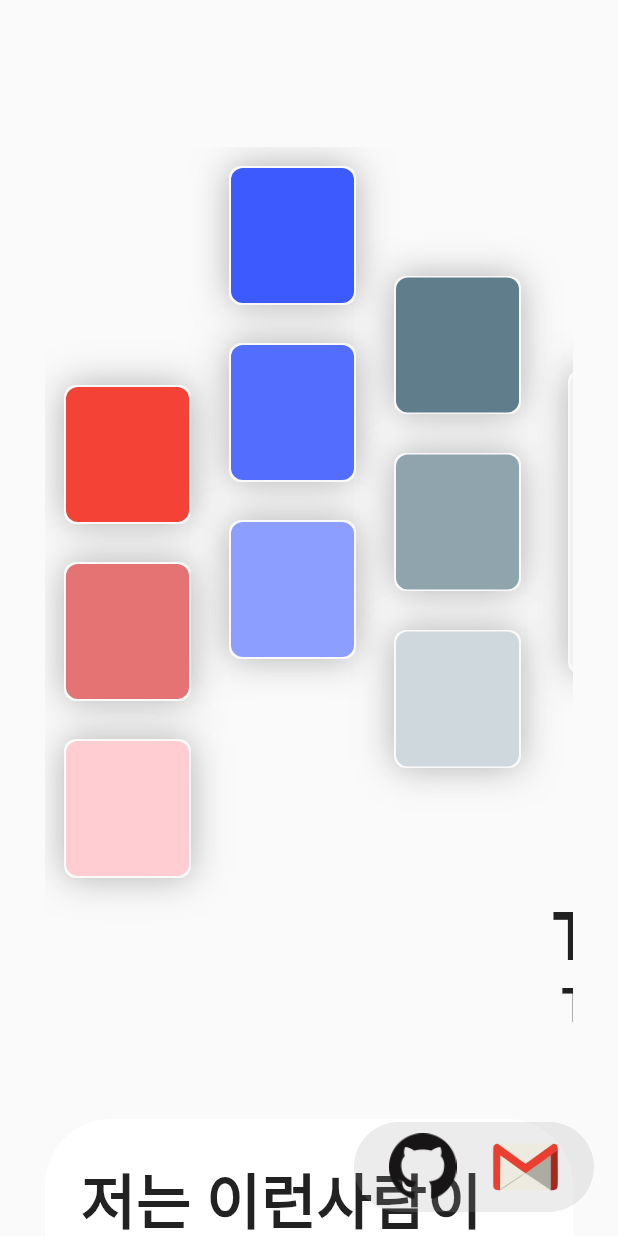
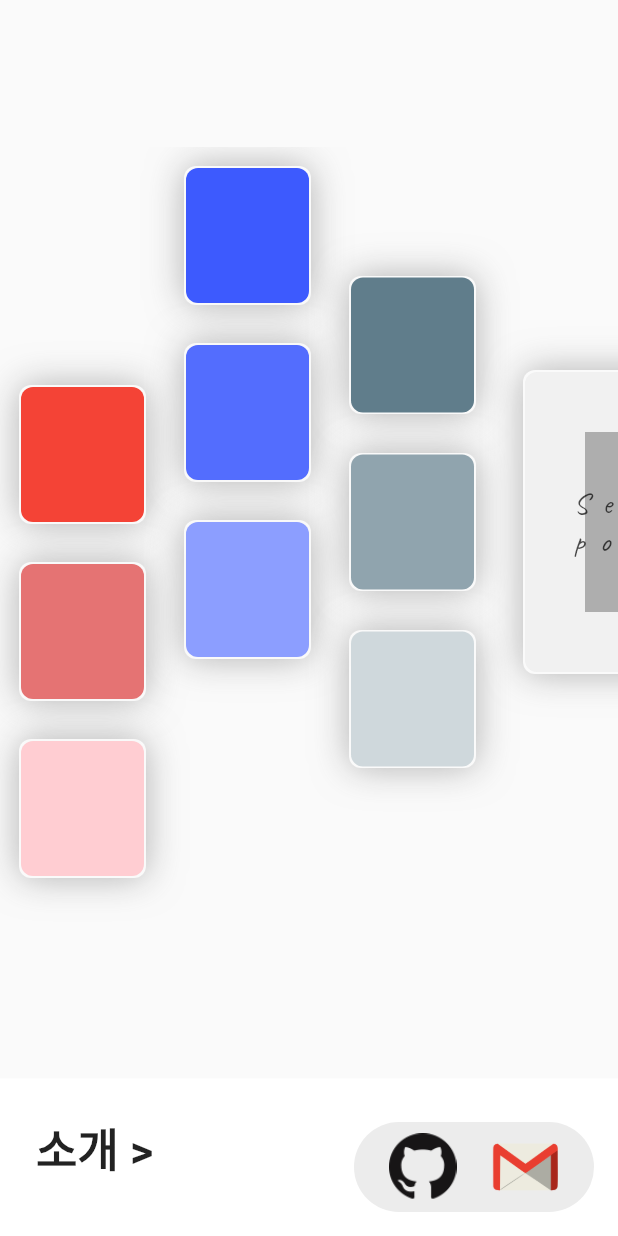
Before and after one commit to sejun2/sejun_pf, a Flutter app: the screen it shows after launch, on a phone screen of 412 x 824 dp. Run offline on Flutter 3.47's test engine with Material 2 defaults, Android fonts, the phone set to English and light mode, and no system bars; our stand-ins replace get, google_fonts; missing offline and left inert: proste_indexed_stack.

```diff
--- a/lib/constant.dart
+++ b/lib/constant.dart
@@ -1,5 +1,12 @@
 const dummyText = 'Lorem ipsum dolor sit amet, consectetur adipiscing elit, sed do eiusmod tempor incididunt ut labore et dolore magna aliqua. Ut enim ad minim veniam, quis nostrud exercitation ullamco laboris nisi ut aliquip ex ea commodo consequat. Duis aute irure dolor in reprehenderit in voluptate velit esse cillum dolore eu fugiat nulla pariatur. Excepteur sint occaecat cupidatat non proident, sunt in culpa qui officia deserunt mollit anim id est laborum.Lorem ipsum dolor sit amet, consectetur adipiscing elit, sed do eiusmod tempor incididunt ut labore et dolore magna aliqua. Ut enim ad minim veniam, quis nostrud exercitation ullamco laboris nisi ut aliquip ex ea commodo consequat. Duis aute irure dolor in reprehenderit in voluptate velit esse cillum dolore eu fugiat nulla pariatur. Excepteur sint occaecat cupidatat non proident, sunt in culpa qui officia deserunt mollit anim id est laborum.';
 
 final whoAmIText = '''
+안녕하세요. 찐 모바일 개발자가 되기위해 노력하고 있는 임세준 입니다.
+(주)크립토 에서 이더리움 기반 안드로이드 Dapp 개발로 6개월 근무,
+(주)힐링사운드 에서 머신러닝 기반의 턱관절 장애 진단 및 턱관절 운동 보조 시스템을 Flutter로 개발하였습니다.
+6개월 계약직 근무 후 정규직 제안을 받았지만, 개발자로 성장하고싶은 마음이 더 커서 제안을 거절하였습니다.
 
+직장을 다니면서 사이드 프로젝트에 참여해서
+
+안드로이드와 flutter 개발을 하고있
 '''.trim();
--- a/lib/main.dart
+++ b/lib/main.dart
@@ -18,7 +18,7 @@ class MyApp extends StatelessWidget {
       theme: ThemeData(
       ),
       home: MainPage(),
-      defaultTransition: Transition.fadeIn,
+      defaultTransition: Transition.downToUp,
       scrollBehavior: SejunScrollBehavior()
     );
   }
--- a/lib/pages/main_page.dart
+++ b/lib/pages/main_page.dart
@@ -124,17 +124,13 @@ class MainPage extends GetView<MainPageController> {
             child: SingleChildScrollView(
               controller: controller.getContentScrollViewController(),
               padding:
-                  const EdgeInsets.only(left: 30, right: 30, top: 8, bottom: 8),
+                  const EdgeInsets.only( top: 8, bottom: 8),
               child: Column(
                 children: [
                   buildBannerCard(),
-
                   ///Introduction section
                   Container(
                     decoration: BoxDecoration(
-                      borderRadius: BorderRadius.all(
-                        Radius.circular(44),
-                      ),
                       color: Colors.white,
                     ),
                     padding: EdgeInsets.symmetric(
@@ -148,13 +144,13 @@ class MainPage extends GetView<MainPageController> {
                           ///Introduction title
                           Align(
                             child: Text(
-                              '저는 이런사람이에요.',
+                              '소개 >',
                               style: GoogleFonts.nanumGothic(
-                                  fontSize: 40,
+                                  fontSize: 30,
                                   color: Colors.black87,
                                   fontWeight: FontWeight.bold),
                             ),
-                            alignment: Alignment.centerRight,
+                            alignment: Alignment.centerLeft,
                           ),
                           const VerticalDivider(
                             indent: 20,
@@ -203,7 +199,7 @@ class MainPage extends GetView<MainPageController> {
                                                     .forward(from: 0);
                                               },
                                               child: buildIntroductionTabItem(
-                                                  'Patience'))),
+                                                  'Patience', 0))),
                                       Expanded(
                                           child: InkWell(
                                         onTap: () {
@@ -212,7 +208,7 @@ class MainPage extends GetView<MainPageController> {
                                               .forward(from: 0);
                                         },
                                         child:
-                                            buildIntroductionTabItem("Effort"),
+                                            buildIntroductionTabItem("Effort", 1),
                                       )),
                                       Expanded(
                                           child: InkWell(
@@ -224,7 +220,7 @@ class MainPage extends GetView<MainPageController> {
                                                     .forward(from: 0);
                                               },
                                               child: buildIntroductionTabItem(
-                                                  'Open minded'))),
+                                                  'Open minded', 2))),
                                     ],
                                   ),
                                 ]),
@@ -239,33 +235,36 @@ class MainPage extends GetView<MainPageController> {
                               children: [
                                 IndexedStackChild(
                                     child: SejunIntroductionCard(
+                                      imagePath: 'image/patience.jpg',
                                   title: 'Patience',
                                   content: '어려운 문제상황에서도\n포기하지않고 끝까지 해냅니다 ',
+                                  animationController:
+                                      controller.cardAnimationController,
+                                  color: Colors.purple,
+                                )),
+                                IndexedStackChild(
+                                    child: SejunIntroductionCard(
+                                      imagePath: 'image/effort.jpg',
+                                  title: 'Effort',
+                                  content: '어제보다 더 나은 개발자가\n되기위해 꾸준히 노력합니다',
                                   animationController:
                                       controller.cardAnimationController,
                                   color: Colors.cyan,
                                 )),
                                 IndexedStackChild(
                                     child: SejunIntroductionCard(
-                                  title: 'Effort',
-                                  content: '어제보다 더 나은 개발자가\n되기위해 꾸준히 노력합니다',
-                                  animationController:
-                                      controller.cardAnimationController,
-                                  color: Colors.purple,
-                                )),
-                                IndexedStackChild(
-                                    child: SejunIntroductionCard(
+                                      imagePath: 'image/openminded.jpg',
                                   animationController:
                                       controller.cardAnimationController,
                                   title: 'Open minded',
                                   content:
                                       '늘 열린 마음으로 좋은것들을 받아들이고\n따끔한 충고나 조언에 감사합니다',
-                                  color: Colors.indigoAccent,
+                                  color: Colors.green[300],
                                 )),
                               ],
                             ),
                           ),
-                        ]),
+                        VerticalDivider(indent: 30,)]),
                   ),
                   VerticalDivider(
                     indent: 150,
@@ -273,29 +272,21 @@ class MainPage extends GetView<MainPageController> {
 
                   ///Project section
                   Container(
-                    decoration: BoxDecoration(
-                      borderRadius: BorderRadius.all(
-                        Radius.circular(44),
-                      ),
-                      color: Colors.white,
-                    ),
-                    padding: EdgeInsets.symmetric(
-                      horizontal: 24,
-                      vertical: 24,
-                    ),
-                    width: constraints.maxWidth,
-                    height: 800,
+                    padding: EdgeInsets.symmetric(vertical: 24),
                     child: Column(
                       crossAxisAlignment: CrossAxisAlignment.start,
                       mainAxisAlignment: MainAxisAlignment.spaceEvenly,
                       children: [
                         ///Project lists title
-                        Text(
-                          '저의 프로젝트를 소개합니다',
-                          style: GoogleFonts.nanumGothic(
-                              fontSize: 40,
-                              color: Colors.black87,
-                              fontWeight: FontWeight.bold),
+                        Padding(
+                          child: Text(
+                            '프로젝트 >',
+                            style: GoogleFonts.nanumGothic(
+                                fontSize: 30,
+                                color: Colors.black87,
+                                fontWeight: FontWeight.bold),
+                          ),
+                        padding: EdgeInsets.symmetric(horizontal: 24),
                         ),
 
                         ///Project lists
@@ -308,22 +299,28 @@ class MainPage extends GetView<MainPageController> {
                             scrollDirection: Axis.horizontal,
                             children: [
                               SejunProjectCard(
-                                onSejunProjectCardTapped: () {
-                                  Get.to(() => Card1Page());
+                                onSejunProjectCardTapped: () async{
+                                  if (await canLaunch('https://github.com/sejun2/sejun_pf/blob/develop/res/yourchef/yourchef.md')) {
+                                  await launch('https://github.com/sejun2/sejun_pf/blob/develop/res/yourchef/yourchef.md');
+                                  }
                                 },
-                                title: '당신의 쉐푸',
+                                title: '당신의 쉐푸 사이드 프로젝트 ',
+                                imagePath: 'image/yourchef_logo.png',
                               ),
                               SejunProjectCard(
                                 onSejunProjectCardTapped: () {
                                   Get.to(() => Card1Page());
                                 },
-                                title: 'Flutter 외주 프로젝트',
+                                title: 'Flutter 역사 교육 앱 프로젝트',
+                                imagePath: 'image/fieldtrip.png',
                               ),
                               SejunProjectCard(
                                   onSejunProjectCardTapped: () {
                                     Get.to(() => Card1Page());
                                   },
-                                  title: 'Tflite 프로젝트'),
+                                  title: 'Flutter 머신러닝 앱 프로젝트',
+                                imagePath: 'image/hs_logo.jpeg',
+                              ),
                             ],
                           ),
                         ),
@@ -340,7 +337,7 @@ class MainPage extends GetView<MainPageController> {
     );
   }
 
-  Container buildIntroductionTabItem(String title) {
+  Container buildIntroductionTabItem(String title, int index) {
     return Container(
       alignment: Alignment.center,
       height: 40,
@@ -348,7 +345,7 @@ class MainPage extends GetView<MainPageController> {
         title,
         style: TextStyle(
             fontWeight: FontWeight.w700,
-            color: controller.getIntroductionIndex() == 1
+            color: controller.getIntroductionIndex() == index
                 ? Colors.white
                 : Colors.indigoAccent),
       ),
--- a/lib/widgets/sejun_banner_card.dart
+++ b/lib/widgets/sejun_banner_card.dart
@@ -17,16 +17,14 @@ class _SejunBannerCardState extends State<SejunBannerCard>
 
   initAnimationResources() {
     _colorFilterAnimationController = AnimationController(
-        vsync: this, duration: Duration(milliseconds: 2800));
+        vsync: this, duration: Duration(milliseconds: 4000));
     _colorFilterAnimation = ColorTween(begin: Colors.black12, end: Colors.white)
         .animate(CurvedAnimation(
       parent: _colorFilterAnimationController,
       curve: Curves.easeInOut,
+      reverseCurve: Curves.fastLinearToSlowEaseIn
     ));
 
-    _colorFilterAnimation.addListener(() {
-      print('Current color value :: ${_colorFilterAnimation.value}');
-    });
   }
 
   @override
@@ -122,11 +120,13 @@ class _SejunBannerCardState extends State<SejunBannerCard>
                                         opacity: Get.find<MainPageController>()
                                             .getMainBannerTitleOpacity(),
                                         child: Text('Sejun\'s\nportfolio',
-                                          style: GoogleFonts.caveat(
-                                              letterSpacing: 10,
-                                              fontSize: 20,
-                                              color: Colors.black.withOpacity(0.7))),
-                                        duration: Duration(milliseconds: 340)))),
+                                            style: GoogleFonts.caveat(
+                                                letterSpacing: 10,
+                                                fontSize: 20,
+                                                color: Colors.black
+                                                    .withOpacity(0.7))),
+                                        duration:
+                                            Duration(milliseconds: 340)))),
                               ],
                             ),
                           ),
@@ -183,19 +183,19 @@ class _SejunBannerCardState extends State<SejunBannerCard>
                               mainAxisAlignment: MainAxisAlignment.center,
                               children: [
                                 Text(
-                                  'This is title',
+                                  '',
                                   style: TextStyle(
-                                      fontSize: 45,
+                                      fontSize: 22,
                                       fontWeight: FontWeight.bold),
                                 ),
                                 Text(
-                                  'This is subtitle',
+                                  '',
                                   style: TextStyle(
                                       fontSize: 32,
                                       fontWeight: FontWeight.bold),
                                 ),
                                 Text(
-                                  'This is content',
+                                  '',
                                   style: TextStyle(
                                       fontSize: 28,
                                       fontWeight: FontWeight.bold),
```
Also changed, not shown: lib/pages/card_1_page.dart (+22 -7 lines), lib/widgets/sejun_introduction_card.dart (+4 -3 lines), lib/widgets/sejun_proejct_card.dart (+8 -8 lines), assets/image/yourchef_logo.png (added), yourchef1.png (deleted), yourchef11.png (deleted), yourchef2.png (deleted), yourchef22.png (deleted), yourchef3.png (deleted), yourchef4.png (deleted), yourchef5.png (deleted), yourchef6.png (deleted), yourchef7.png (deleted), yourchef8.png (deleted), 1 other file.
